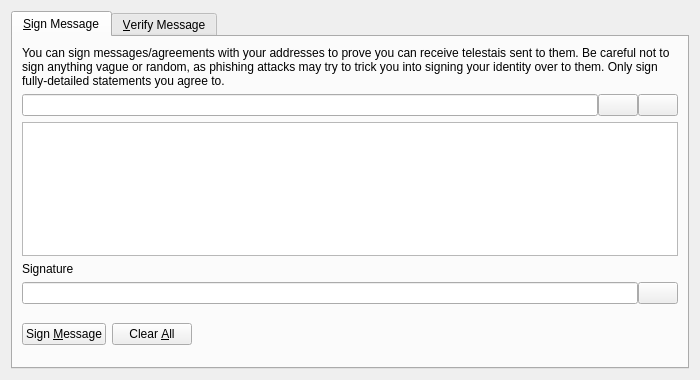
This is src/qt/forms/signverifymessagedialog.ui in Telestai-Project/telestai as Qt 5 draws it before an edit. The edited form follows.
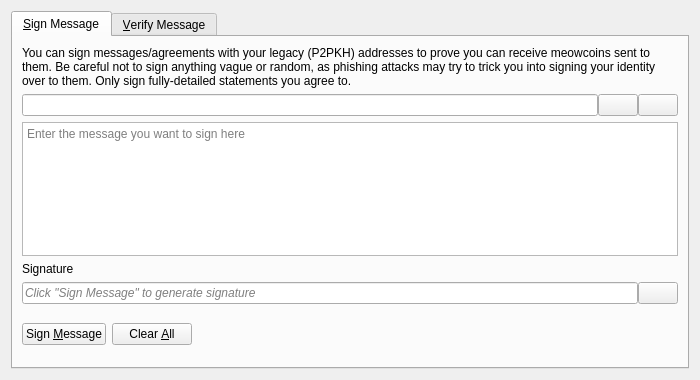
This is the edited form. Icons and pictures are not drawn. Custom widgets are drawn as their Qt base class.

Commit message:
chore(3.0.0): import Meowcoin Apex foundation
Baseline Bitcoin Core 30.x–class tree (Meowcoin Apex) for the Telestai
Core 3.0.0 port. No Telestai chainparams/Meraki retarget yet.

The edit to the form file:
```diff
--- a/src/qt/forms/signverifymessagedialog.ui
+++ b/src/qt/forms/signverifymessagedialog.ui
@@ -30,7 +30,7 @@
        <item>
         <widget class="QLabel" name="infoLabel_SM">
          <property name="text">
-          <string>You can sign messages/agreements with your addresses to prove you can receive telestais sent to them. Be careful not to sign anything vague or random, as phishing attacks may try to trick you into signing your identity over to them. Only sign fully-detailed statements you agree to.</string>
+          <string>You can sign messages/agreements with your legacy (P2PKH) addresses to prove you can receive meowcoins sent to them. Be careful not to sign anything vague or random, as phishing attacks may try to trick you into signing your identity over to them. Only sign fully-detailed statements you agree to.</string>
          </property>
          <property name="textFormat">
           <enum>Qt::PlainText</enum>
@@ -99,6 +99,9 @@
          <property name="toolTip">
           <string>Enter the message you want to sign here</string>
          </property>
+         <property name="placeholderText">
+          <string>Enter the message you want to sign here</string>
+         </property>
         </widget>
        </item>
        <item>
@@ -118,6 +121,9 @@
          </property>
          <item>
           <widget class="QLineEdit" name="signatureOut_SM">
+           <property name="placeholderText">
+            <string>Click "Sign Message" to generate signature</string>
+           </property>
            <property name="font">
             <font>
              <italic>true</italic>
```
Left out of the diff: 48 changed lines with no effect on the pictures. The commit also changes 3611 other files.
